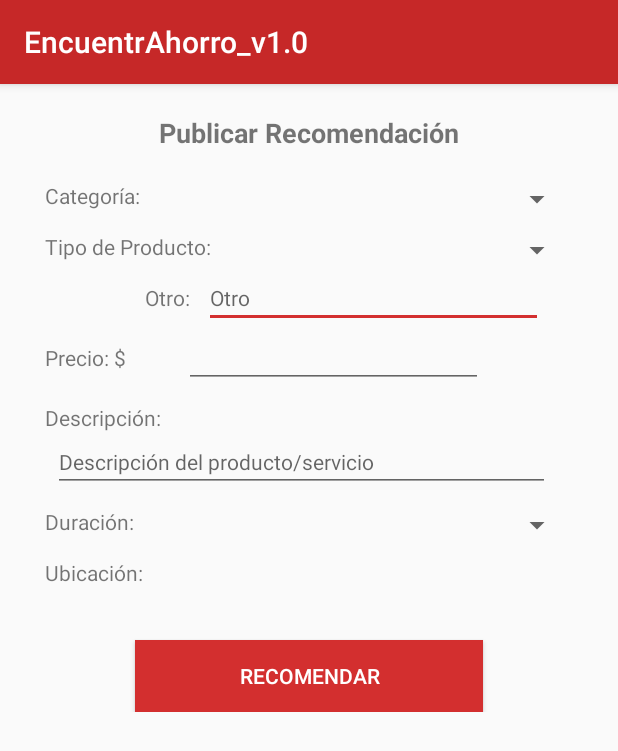
After one commit to AlexisAndresHR/EncuentrAhorro_v1.0, an Android app: the Activity_PublicarRecomendacion screen opened directly, with no data from a screen before it, on a phone screen of 412 x 824 dp. The commit adds this screen. Shown: the top 751 px of the screen. Run offline under Robolectric (Android 15) with nearby library versions, the phone set to English and light mode, and no system bars.

Commit message:
Diseño inicial interfaz 'Publicar Recomendación' completo.

```diff
--- a/Aplicacion Movil/app/build.gradle
+++ b/Aplicacion Movil/app/build.gradle
@@ -22,7 +22,9 @@ dependencies {
     implementation fileTree(dir: 'libs', include: ['*.jar'])
     implementation 'com.android.support:appcompat-v7:28.0.0'
     implementation 'com.android.support:design:28.0.0'
+    implementation 'com.android.support.constraint:constraint-layout:1.1.3'
     testImplementation 'junit:junit:4.12'
     androidTestImplementation 'com.android.support.test:runner:1.0.2'
     androidTestImplementation 'com.android.support.test.espresso:espresso-core:3.0.2'
+    implementation 'com.google.android.gms:play-services-maps:16.1.0'
 }
--- a/Aplicacion Movil/app/src/main/AndroidManifest.xml
+++ b/Aplicacion Movil/app/src/main/AndroidManifest.xml
@@ -1,7 +1,6 @@
 <?xml version="1.0" encoding="utf-8"?>
 <manifest xmlns:android="http://schemas.android.com/apk/res/android"
     package="com.example.encuentrahorro_v10">
-
     <!-- To auto-complete the email text field in the login form with the user's emails -->
     <uses-permission android:name="android.permission.GET_ACCOUNTS" />
     <uses-permission android:name="android.permission.READ_PROFILE" />
@@ -14,6 +13,9 @@
         android:roundIcon="@mipmap/ic_launcher_round"
         android:supportsRtl="true"
         android:theme="@style/AppTheme">
+        <activity android:name=".Activity_PublicarRecomendacion">
+        </activity>
+
         <activity
             android:name=".LoginActivity"
             android:label="@string/app_name">
--- /dev/null
+++ b/Aplicacion Movil/app/src/main/java/com/example/encuentrahorro_v10/Activity_PublicarRecomendacion.java
@@ -0,0 +1,22 @@
+package com.example.encuentrahorro_v10;
+
+import android.support.v7.app.AppCompatActivity;
+import android.os.Bundle;
+import android.content.Intent; // Import de prueba para cambio de interfaz (temporal)...
+import android.view.View; // Import de prueba para cambio de interfaz (temporal)...
+
+public class Activity_PublicarRecomendacion extends AppCompatActivity {
+
+    @Override
+    protected void onCreate(Bundle savedInstanceState) {
+        super.onCreate(savedInstanceState);
+        setContentView(R.layout.activity__publicar_recomendacion);
+    }
+
+    // Código para prueba de cambio de interfaz (temporal)...
+    public void cambioInterfaz2(View view) {
+        Intent cambio2 = new Intent(this, LoginActivity.class);
+        startActivity(cambio2);
+    }
+
+}
--- a/Aplicacion Movil/app/src/main/java/com/example/encuentrahorro_v10/LoginActivity.java
+++ b/Aplicacion Movil/app/src/main/java/com/example/encuentrahorro_v10/LoginActivity.java
@@ -32,6 +32,8 @@ import android.widget.TextView;
 
 import java.util.ArrayList;
 import java.util.List;
+
+import android.content.Intent; // Import de prueba para cambio de interfaz (temporal)...
 
 import static android.Manifest.permission.READ_CONTACTS;
 
@@ -347,4 +349,12 @@ public class LoginActivity extends AppCompatActivity implements LoaderCallbacks<
             showProgress(false);
         }
     }
+
+
+    // Código para prueba de cambio de interfaz (temporal)...
+    public void cambioInterfaz(View view) {
+        Intent cambio = new Intent(this, Activity_PublicarRecomendacion.class);
+        startActivity(cambio);
+    }
+
 }
--- /dev/null
+++ b/Aplicacion Movil/app/src/main/res/layout/activity__publicar_recomendacion.xml
@@ -0,0 +1,229 @@
+<?xml version="1.0" encoding="utf-8"?>
+<LinearLayout xmlns:android="http://schemas.android.com/apk/res/android"
+    xmlns:app="http://schemas.android.com/apk/res-auto"
+    xmlns:tools="http://schemas.android.com/tools"
+    android:layout_width="match_parent"
+    android:layout_height="match_parent"
+    android:orientation="vertical"
+    tools:context=".Activity_PublicarRecomendacion">
+
+    <ScrollView
+        android:layout_width="match_parent"
+        android:layout_height="match_parent">
+
+        <LinearLayout
+            android:layout_width="match_parent"
+            android:layout_height="wrap_content"
+            android:layout_margin="20dp"
+            android:orientation="vertical">
+
+            <TextView
+                android:id="@+id/tv_titulo_rec"
+                android:layout_width="match_parent"
+                android:layout_height="wrap_content"
+                android:layout_marginBottom="20dp"
+                android:text="@string/tv_titulo_rec"
+                android:textAlignment="center"
+                android:textSize="18sp"
+                android:textStyle="bold" />
+
+            <LinearLayout
+                android:layout_width="match_parent"
+                android:layout_height="wrap_content"
+                android:layout_marginLeft="10dp"
+                android:layout_marginRight="10dp"
+                android:layout_marginBottom="10dp"
+                android:orientation="horizontal">
+
+                <TextView
+                    android:id="@+id/tv_categoria"
+                    android:layout_width="wrap_content"
+                    android:layout_height="wrap_content"
+                    android:layout_weight="1"
+                    android:text="@string/tv_categoria" />
+
+                <Spinner
+                    android:id="@+id/sp_categoria"
+                    android:layout_width="wrap_content"
+                    android:layout_height="wrap_content"
+                    android:layout_weight="1" />
+
+            </LinearLayout>
+
+            <LinearLayout
+                android:layout_width="match_parent"
+                android:layout_height="match_parent"
+                android:layout_marginLeft="10dp"
+                android:layout_marginRight="10dp"
+                android:orientation="horizontal">
+
+                <TextView
+                    android:id="@+id/tv_tipoproducto"
+                    android:layout_width="wrap_content"
+                    android:layout_height="wrap_content"
+                    android:layout_weight="1"
+                    android:text="@string/tv_tipoproducto" />
+
+                <Spinner
+                    android:id="@+id/sp_tipoproducto"
+                    android:layout_width="wrap_content"
+                    android:layout_height="wrap_content"
+                    android:layout_weight="1" />
+            </LinearLayout>
+
+            <LinearLayout
+                android:layout_width="match_parent"
+                android:layout_height="match_parent"
+                android:layout_marginLeft="10dp"
+                android:layout_marginRight="10dp"
+                android:orientation="horizontal">
+
+                <TextView
+                    android:id="@+id/tv_otro"
+                    android:layout_width="wrap_content"
+                    android:layout_height="wrap_content"
+                    android:layout_marginRight="10dp"
+                    android:layout_weight="1"
+                    android:text="@string/tv_otro"
+                    android:textAlignment="textEnd" />
+
+                <EditText
+                    android:id="@+id/et_otro"
+                    android:layout_width="wrap_content"
+                    android:layout_height="wrap_content"
+                    android:layout_marginRight="20dp"
+                    android:layout_weight="1"
+                    android:ems="10"
+                    android:hint="@string/et_otro"
+                    android:inputType="textPersonName"
+                    android:textSize="14sp" />
+            </LinearLayout>
+
+            <LinearLayout
+                android:layout_width="match_parent"
+                android:layout_height="match_parent"
+                android:layout_marginLeft="10dp"
+                android:layout_marginRight="10dp"
+                android:layout_marginBottom="10dp"
+                android:orientation="horizontal">
+
+                <TextView
+                    android:id="@+id/tv_precio"
+                    android:layout_width="wrap_content"
+                    android:layout_height="wrap_content"
+                    android:layout_weight="1"
+                    android:text="@string/tv_precio" />
+
+                <EditText
+                    android:id="@+id/et_precio"
+                    android:layout_width="wrap_content"
+                    android:layout_height="wrap_content"
+                    android:layout_marginRight="60dp"
+                    android:layout_weight="1"
+                    android:ems="10"
+                    android:inputType="numberDecimal"
+                    android:textSize="14sp" />
+            </LinearLayout>
+
+            <LinearLayout
+                android:layout_width="match_parent"
+                android:layout_height="match_parent"
+                android:layout_marginLeft="10dp"
+                android:layout_marginRight="10dp"
+                android:orientation="horizontal">
+
+                <TextView
+                    android:id="@+id/tv_descripcion"
+                    android:layout_width="wrap_content"
+                    android:layout_height="wrap_content"
+                    android:layout_weight="1"
+                    android:text="@string/tv_descripcion" />
+            </LinearLayout>
+
+            <LinearLayout
+                android:layout_width="match_parent"
+                android:layout_height="match_parent"
+                android:layout_marginLeft="15dp"
+                android:layout_marginRight="15dp"
+                android:layout_marginBottom="10dp"
+                android:orientation="horizontal">
+
+                <EditText
+                    android:id="@+id/et_descripcion"
+                    android:layout_width="wrap_content"
+                    android:layout_height="wrap_content"
+                    android:layout_marginRight="10dp"
+                    android:layout_weight="1"
+                    android:ems="10"
+                    android:hint="@string/et_descripcion"
+                    android:inputType="textMultiLine"
+                    android:textSize="14sp" />
+
+            </LinearLayout>
+
+            <LinearLayout
+                android:layout_width="match_parent"
+                android:layout_height="match_parent"
+                android:layout_marginLeft="10dp"
+                android:layout_marginRight="10dp"
+                android:layout_marginBottom="10dp"
+                android:orientation="horizontal">
+
+                <TextView
+                    android:id="@+id/tv_duracion"
+                    android:layout_width="wrap_content"
+                    android:layout_height="wrap_content"
+                    android:layout_weight="1"
+                    android:text="@string/tv_duracion" />
+
+                <Spinner
+                    android:id="@+id/sp_duracion"
+                    android:layout_width="wrap_content"
+                    android:layout_height="wrap_content"
+                    android:layout_weight="1" />
+            </LinearLayout>
+
+            <LinearLayout
+                android:layout_width="match_parent"
+                android:layout_height="match_parent"
+                android:layout_marginLeft="10dp"
+                android:layout_marginRight="10dp"
+                android:layout_marginBottom="5dp"
+                android:orientation="horizontal">
+
+                <TextView
+                    android:id="@+id/tv_ubicacion"
+                    android:layout_width="wrap_content"
+                    android:layout_height="wrap_content"
+                    android:layout_weight="1"
+                    android:text="@string/tv_ubicacion" />
+            </LinearLayout>
+
+            <LinearLayout
+                android:layout_width="match_parent"
+                android:layout_height="wrap_content"
+                android:layout_marginLeft="10dp"
+                android:layout_marginRight="10dp"
+                android:orientation="vertical">
+
+                <com.google.android.gms.maps.MapView
+                    android:id="@+id/mapView_ubicacion"
+                    android:layout_width="match_parent"
+                    android:layout_height="wrap_content" />
+
+                <Button
+                    android:id="@+id/bt_recomendar"
+                    android:layout_width="match_parent"
+                    android:layout_height="wrap_content"
+                    android:layout_marginLeft="60dp"
+                    android:layout_marginTop="30dp"
+                    android:layout_marginRight="60dp"
+                    android:background="@color/colorAccent"
+                    android:onClick="cambioInterfaz2"
+                    android:text="@string/bt_recomendar"
+                    android:textColor="@android:color/white"
+                    android:textSize="14sp" />
+            </LinearLayout>
+        </LinearLayout>
+    </ScrollView>
+</LinearLayout>
--- a/Aplicacion Movil/app/src/main/res/layout/activity_login.xml
+++ b/Aplicacion Movil/app/src/main/res/layout/activity_login.xml
@@ -131,6 +131,7 @@
             android:layout_marginLeft="46dp"
             android:layout_marginRight="46dp"
             android:background="@color/colorAccent"
+            android:onClick="cambioInterfaz"
             android:text="Regístrate"
             android:textColor="@android:color/background_light" />
     </LinearLayout>
--- a/Aplicacion Movil/app/src/main/res/values/colors.xml
+++ b/Aplicacion Movil/app/src/main/res/values/colors.xml
@@ -2,5 +2,5 @@
 <resources>
     <color name="colorPrimary">#c62828</color>
     <color name="colorPrimaryDark">#8B0000</color>
-    <color name="colorAccent">#d32f2f</color>
+    <color name="colorAccent">#D32F2F</color>
 </resources>
--- a/Aplicacion Movil/app/src/main/res/values/strings.xml
+++ b/Aplicacion Movil/app/src/main/res/values/strings.xml
@@ -12,4 +12,19 @@
     <string name="permission_rationale">"Contacts permissions are needed for providing email
         completions."
     </string>
+
+    <!-- Valores de la interfaz "Publicar Recomendacion" -->
+    <string name="tv_titulo_rec">Publicar Recomendación</string>
+    <string name="tv_categoria">Categoría:</string>
+    <string name="tv_tipoproducto">Tipo de Producto:</string>
+    <string name="tv_otro">Otro:</string>
+    <string name="et_otro">Otro</string>
+    <string name="tv_precio">Precio: $</string>
+    <string name="tv_descripcion">Descripción:</string>
+    <string name="et_descripcion">Descripción del producto/servicio</string>
+    <string name="tv_duracion">Duración:</string>
+    <string name="tv_ubicacion">Ubicación:</string>
+    <string name="bt_recomendar">RECOMENDAR</string>
+
+
 </resources>
```
